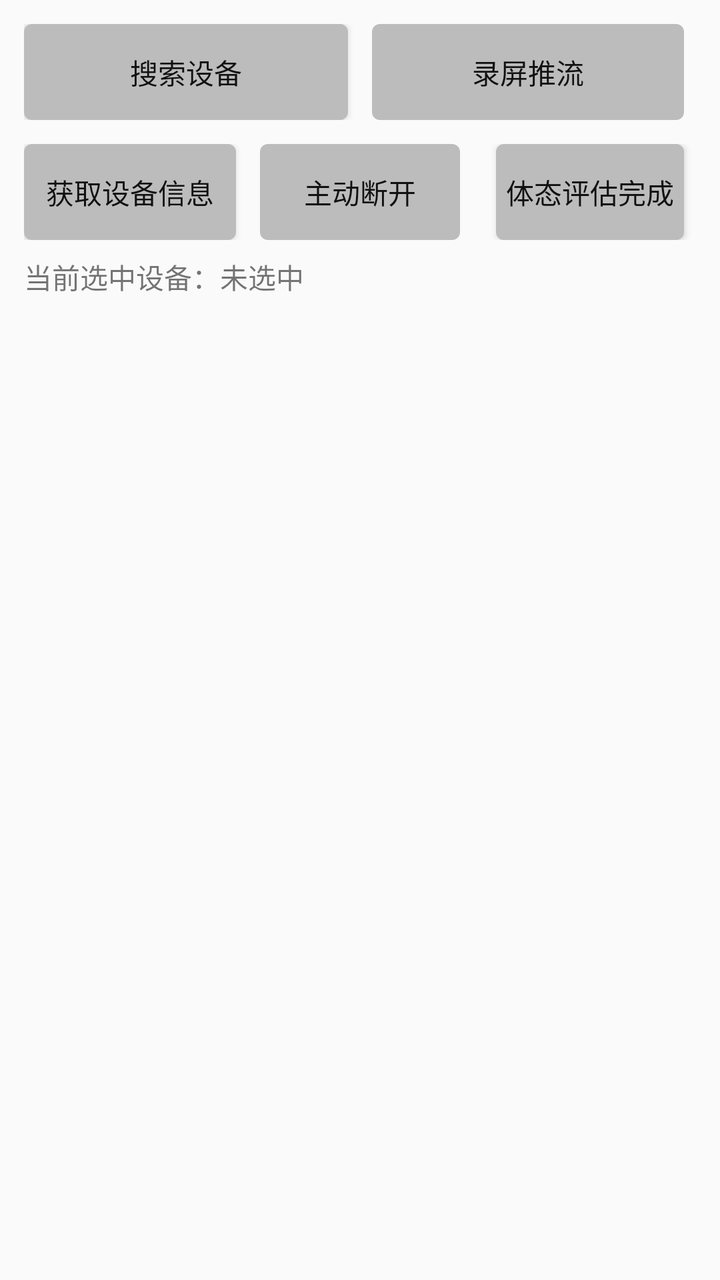
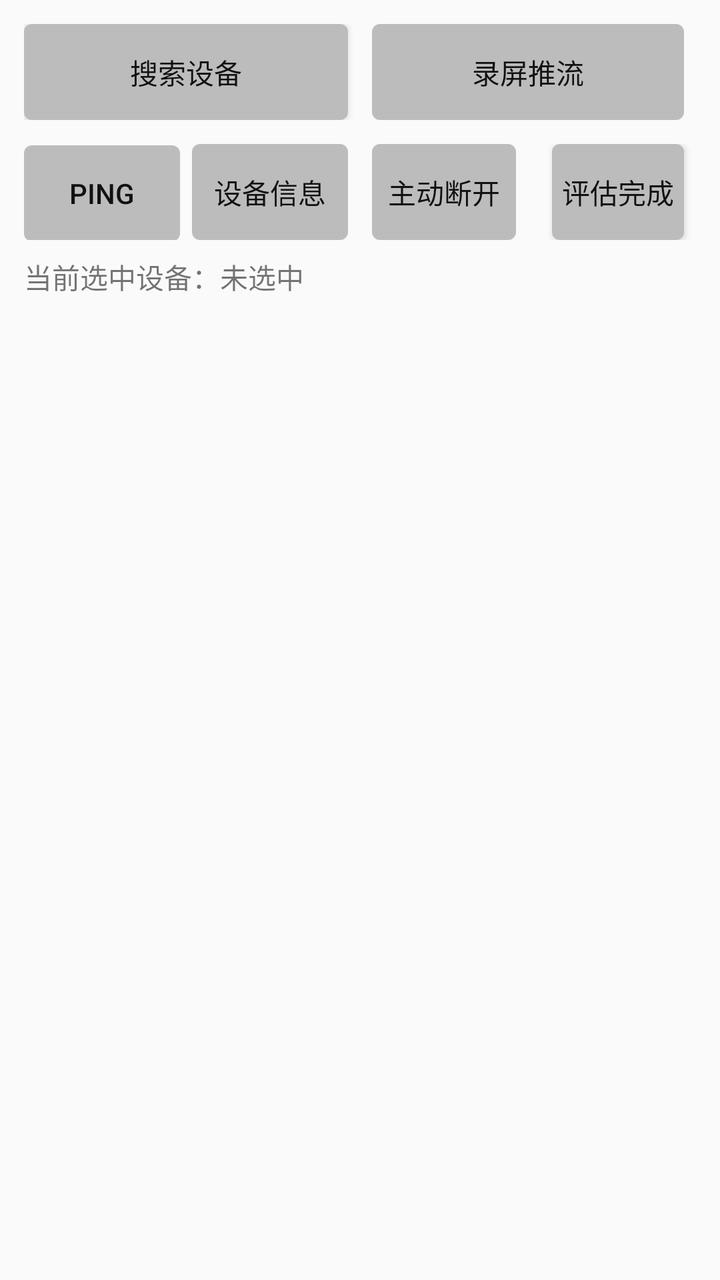

Two renders of the same Android screen: before a commit and after it. Below are the layout's source before the change and the commit's diff.
<!-- AndroidManifest.xml: application theme AppTheme -->
<!-- res/layout/activity_splash.xml -->
<?xml version="1.0" encoding="utf-8"?>
<LinearLayout xmlns:android="http://schemas.android.com/apk/res/android"
    android:layout_width="match_parent"
    android:layout_height="match_parent"
    android:orientation="vertical"
    android:padding="12dp">

    <LinearLayout
        android:layout_width="match_parent"
        android:layout_height="wrap_content"
        android:orientation="horizontal">

        <Button
            android:id="@+id/btnSearch"
            android:layout_width="match_parent"
            android:layout_height="wrap_content"
            android:layout_marginRight="6dp"
            android:layout_weight="1"
            android:background="@drawable/button_selector"
            android:text="搜索设备"
            android:textColor="@drawable/button_text_selector" />

        <Button
            android:id="@+id/btnScreen"
            android:layout_width="match_parent"
            android:layout_height="wrap_content"
            android:layout_marginLeft="6dp"
            android:layout_marginRight="6dp"
            android:layout_weight="1"
            android:background="@drawable/button_selector"
            android:text="录屏推流"
            android:textColor="@drawable/button_text_selector" />

        <Button
            android:id="@+id/btnClient"
            android:layout_width="match_parent"
            android:layout_height="wrap_content"
            android:layout_marginLeft="6dp"
            android:layout_marginRight="6dp"
            android:layout_weight="1"
            android:background="@drawable/button_selector"
            android:text="摄像头推流"
            android:textColor="@drawable/button_text_selector"
            android:visibility="gone" />

        <Button
            android:id="@+id/btnServer"
            android:layout_width="match_parent"
            android:layout_height="wrap_content"
            android:layout_marginLeft="6dp"
            android:layout_weight="1"
            android:background="@drawable/button_selector"
            android:text="测试二"
            android:textColor="@drawable/button_text_selector"
            android:visibility="gone" />
    </LinearLayout>

    <LinearLayout
        android:layout_width="match_parent"
        android:layout_height="wrap_content"
        android:layout_marginTop="12dp"
        android:orientation="horizontal">

        <Button
            android:id="@+id/btnDeviceInfo"
            android:layout_width="match_parent"
            android:layout_height="wrap_content"
            android:layout_marginRight="6dp"
            android:layout_weight="1"
            android:background="@drawable/button_selector"
            android:text="获取设备信息"
            android:textColor="@drawable/button_text_selector" />

        <Button
            android:id="@+id/btnDisconnect"
            android:layout_width="match_parent"
            android:layout_height="wrap_content"
            android:layout_marginLeft="6dp"
            android:layout_marginRight="6dp"
            android:layout_weight="1"
            android:background="@drawable/button_selector"
            android:text="主动断开"
            android:textColor="@drawable/button_text_selector" />

        <Button
            android:id="@+id/btnCompleted"
            android:layout_width="match_parent"
            android:layout_height="wrap_content"
            android:layout_marginLeft="12dp"
            android:layout_marginRight="6dp"
            android:layout_weight="1"
            android:background="@drawable/button_selector"
            android:text="体态评估完成"
            android:textColor="@drawable/button_text_selector" />
    </LinearLayout>


    <EditText
        android:id="@+id/etWsIP"
        android:layout_width="match_parent"
        android:layout_height="wrap_content"
        android:layout_marginTop="6dp"
        android:visibility="gone" />

    <LinearLayout
        android:layout_width="match_parent"
        android:layout_height="wrap_content"
        android:orientation="horizontal"
        android:visibility="gone">

        <Button
            android:id="@+id/btnWsTv"
            android:layout_width="match_parent"
            android:layout_height="wrap_content"
            android:layout_marginRight="6dp"
            android:layout_weight="1"
            android:background="@drawable/button_selector"
            android:text="ws-TV端"
            android:textColor="@drawable/button_text_selector" />

        <Button
            android:id="@+id/btnWsCamera"
            android:layout_width="match_parent"
            android:layout_height="wrap_content"
            android:layout_marginLeft="6dp"
            android:layout_marginRight="6dp"
            android:layout_weight="1"
            android:background="@drawable/button_selector"
            android:text="ws-摄像头"
            android:textColor="@drawable/button_text_selector" />

        <Button
            android:id="@+id/btnWsScreen"
            android:layout_width="match_parent"
            android:layout_height="wrap_content"
            android:layout_marginLeft="6dp"
            android:layout_marginRight="6dp"
            android:layout_weight="1"
            android:background="@drawable/button_selector"
            android:text="ws-屏幕"
            android:textColor="@drawable/button_text_selector" />

    </LinearLayout>

    <TextView
        android:id="@+id/tvDeviceName"
        android:layout_width="match_parent"
        android:layout_height="wrap_content"
        android:layout_marginTop="8dp"
        android:text="当前选中设备：未选中" />

    <androidx.recyclerview.widget.RecyclerView
        android:id="@+id/rlvBox"
        android:layout_width="match_parent"
        android:layout_height="match_parent"
        android:layout_marginTop="8dp" />

</LinearLayout>
<!-- resources referenced by this layout -->
<resources>
  <!-- drawable button_selector (drawable) -->
  <?xml version="1.0" encoding="utf-8"?>
  <selector xmlns:android="http://schemas.android.com/apk/res/android">
      <item android:drawable="@drawable/button_pressed_shape" android:state_focused="true"/>
      <item android:drawable="@drawable/button_shape"/>
  </selector>
  <!-- drawable button_text_selector (drawable) -->
  <?xml version="1.0" encoding="utf-8"?>
  <selector xmlns:android="http://schemas.android.com/apk/res/android">
      <item android:color="#FFFFFF" android:state_focused="true" />
      <item android:color="#111111" />
  </selector>
  <style name="AppTheme" parent="Theme.AppCompat.Light.NoActionBar">
          
          <item name="colorPrimary">@color/colorPrimary</item>
          <item name="colorPrimaryDark">@color/colorPrimaryDark</item>
          <item name="colorAccent">@color/colorAccent</item>
      </style>
  <!-- drawable button_pressed_shape (drawable) -->
  <?xml version="1.0" encoding="utf-8"?>
  <shape xmlns:android="http://schemas.android.com/apk/res/android">
      <solid android:color="#12b7f5" />
      <corners android:radius="4dp" />
  </shape>
  <!-- drawable button_shape (drawable) -->
  <?xml version="1.0" encoding="utf-8"?>
  <shape xmlns:android="http://schemas.android.com/apk/res/android">
      <solid android:color="#BCBCBC" />
      <corners android:radius="4dp" />
  </shape>
  <color name="colorPrimary">#3F51B5</color>
  <color name="colorPrimaryDark">#303F9F</color>
  <color name="colorAccent">#FF4081</color>
</resources>

<!-- the commit's change to res/layout/activity_splash.xml (unified diff, before → after) -->
@@ -62,13 +62,23 @@
         android:orientation="horizontal">
 
         <Button
+            android:id="@+id/btnCheckUdp"
+            android:layout_width="match_parent"
+            android:layout_height="wrap_content"
+            android:layout_marginRight="6dp"
+            android:layout_weight="1"
+            android:background="@drawable/button_selector"
+            android:text="ping"
+            android:textColor="@drawable/button_text_selector" />
+
+        <Button
             android:id="@+id/btnDeviceInfo"
             android:layout_width="match_parent"
             android:layout_height="wrap_content"
             android:layout_marginRight="6dp"
             android:layout_weight="1"
             android:background="@drawable/button_selector"
-            android:text="获取设备信息"
+            android:text="设备信息"
             android:textColor="@drawable/button_text_selector" />
 
         <Button
@@ -90,7 +100,7 @@
             android:layout_marginRight="6dp"
             android:layout_weight="1"
             android:background="@drawable/button_selector"
-            android:text="体态评估完成"
+            android:text="评估完成"
             android:textColor="@drawable/button_text_selector" />
     </LinearLayout>
 
